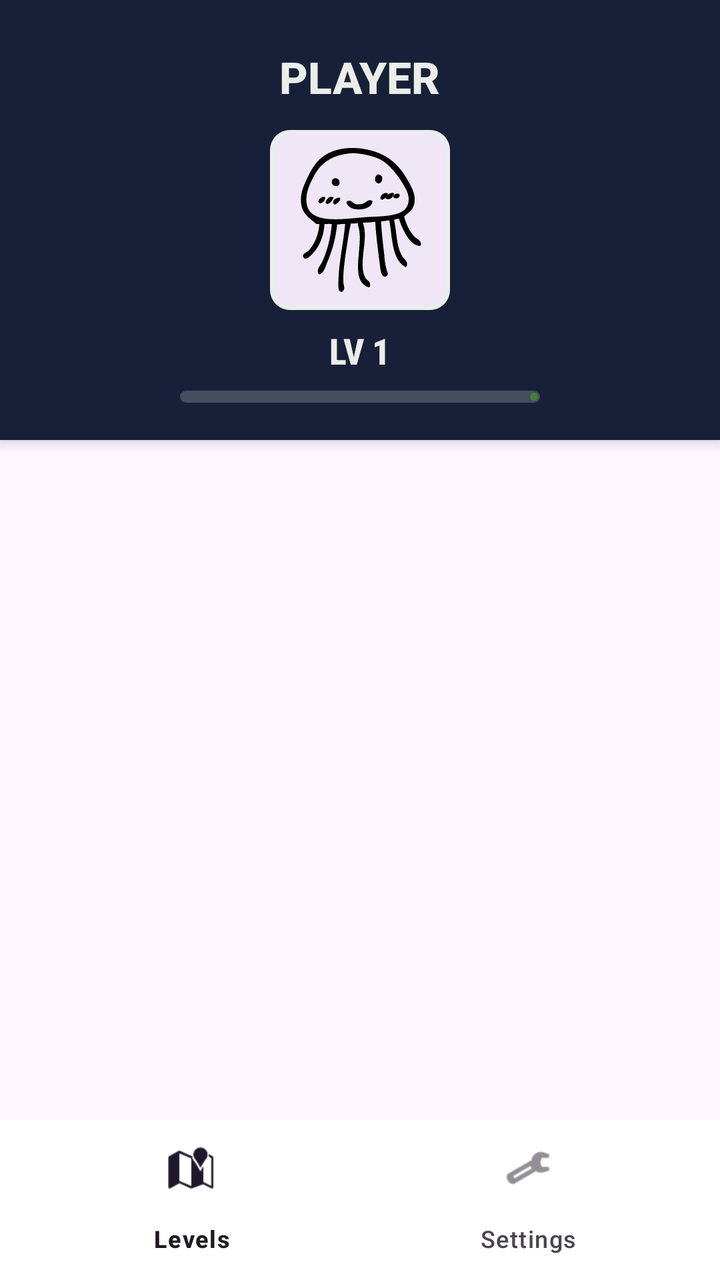
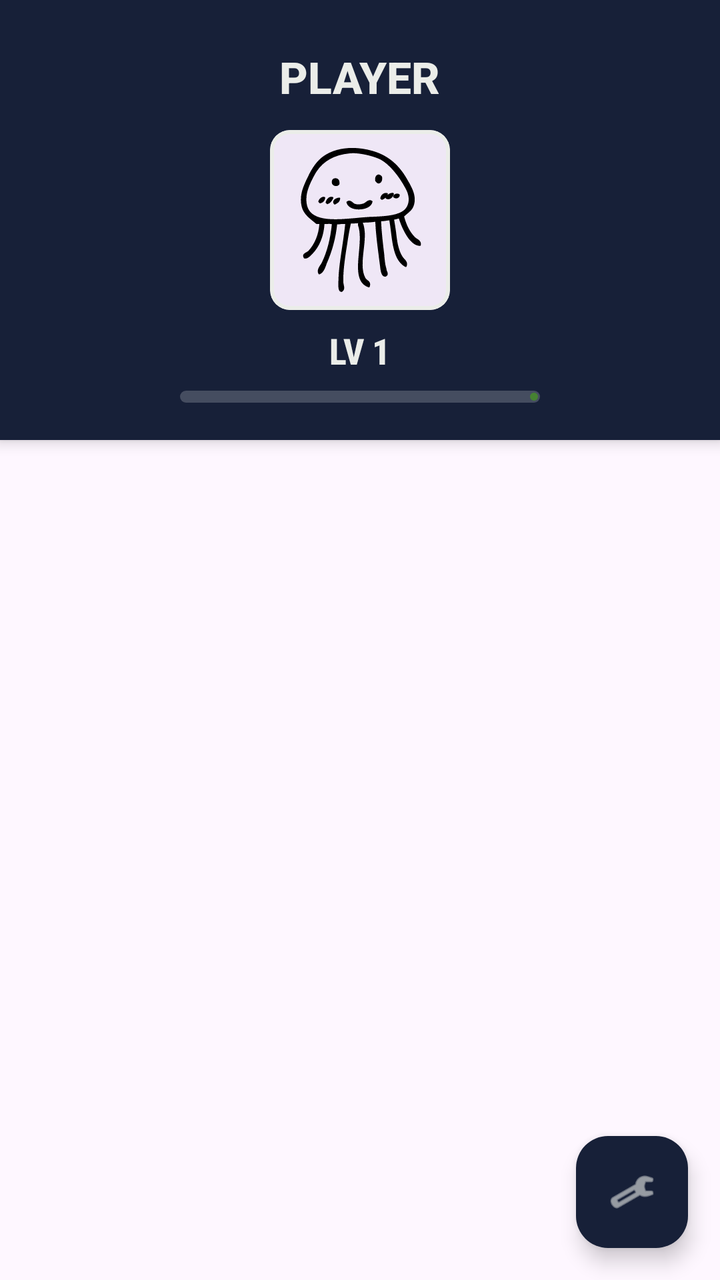

Compare the two renders of this Android layout. The source of the first and the diff that turns it into the second are given below.
<!-- AndroidManifest.xml: application theme Theme.Academo -->
<!-- res/layout/activity_home.xml -->
<?xml version="1.0" encoding="utf-8"?>
<RelativeLayout
    xmlns:android="http://schemas.android.com/apk/res/android"
    xmlns:app="http://schemas.android.com/apk/res-auto"
    xmlns:tools="http://tools.android.com/tools"
    android:id="@+id/main"
    android:layout_width="match_parent"
    android:layout_height="match_parent"
    android:background="?android:attr/windowBackground"
    tools:context=".HomeActivity">

    <com.google.android.material.card.MaterialCardView
        android:id="@+id/profile_bar"
        android:layout_width="match_parent"
        android:layout_height="220dp"
        android:layout_alignParentTop="true"
        app:cardBackgroundColor="#172038"
        app:cardCornerRadius="0dp"
        app:cardElevation="4dp"
        app:strokeWidth="0dp">

        <RelativeLayout
            android:layout_width="match_parent"
            android:layout_height="match_parent"
            android:padding="16dp">

            <TextView
                android:id="@+id/user_name_text"
                android:layout_width="wrap_content"
                android:layout_height="wrap_content"
                android:layout_above="@id/profile_image_container"
                android:layout_centerHorizontal="true"
                android:layout_marginBottom="12dp"
                android:fontFamily="sans-serif-medium"
                android:text="PLAYER"
                android:textColor="#EBEDE9"
                android:textSize="22sp"
                android:textStyle="bold"
                tools:ignore="HardcodedText" />

            <com.google.android.material.card.MaterialCardView
                android:id="@+id/profile_image_container"
                android:layout_width="90dp"
                android:layout_height="90dp"
                android:layout_centerInParent="true"
                app:cardCornerRadius="10dp"
                app:cardElevation="0dp"
                app:strokeColor="#EBEDE9"
                app:strokeWidth="2dp">

                <ImageView
                    android:id="@+id/profile_picture"
                    android:layout_width="match_parent"
                    android:layout_height="match_parent"
                    android:scaleType="centerCrop"
                    android:src="@drawable/profile_picture"
                    android:clickable="true"
                    android:focusable="true" />
            </com.google.android.material.card.MaterialCardView>

            <TextView
                android:id="@+id/level_text"
                android:layout_width="wrap_content"
                android:layout_height="wrap_content"
                android:layout_below="@id/profile_image_container"
                android:layout_centerHorizontal="true"
                android:layout_marginTop="8dp"
                android:fontFamily="sans-serif-condensed-medium"
                android:text="LV 1"
                android:textColor="#EBEDE9"
                android:textSize="18sp"
                android:textStyle="bold"
                tools:ignore="HardcodedText" />

            <com.google.android.material.progressindicator.LinearProgressIndicator
                android:id="@+id/level_progress"
                android:layout_width="180dp"
                android:layout_height="wrap_content"
                android:layout_below="@id/level_text"
                android:layout_centerHorizontal="true"
                android:layout_marginTop="8dp"
                android:max="200"
                android:progress="45"
                app:trackColor="#33FFFFFF"
                app:indicatorColor="#468232"
                app:trackCornerRadius="4dp"
                app:trackThickness="6dp" />

        </RelativeLayout>
    </com.google.android.material.card.MaterialCardView>


    <androidx.recyclerview.widget.RecyclerView
        android:id="@+id/level_select_list"
        android:layout_width="match_parent"
        android:layout_height="match_parent"
        android:layout_below="@id/profile_bar"
        android:layout_above="@id/bottom_navigation"
        android:clipToPadding="false"
        android:paddingTop="16dp"
        android:paddingBottom="16dp"/>

    <com.google.android.material.bottomnavigation.BottomNavigationView
        android:id="@+id/bottom_navigation"
        android:layout_width="match_parent"
        android:layout_height="wrap_content"
        android:layout_alignParentBottom="true"
        android:background="#FFFFFF"
        app:menu="@menu/bottom_nav_menu" />

</RelativeLayout>
<!-- resources referenced by this layout -->
<resources>
  <!-- drawable profile_picture: vector/xml drawable (drawable, 6495 chars, omitted) -->
  <style name="Theme.Academo" parent="Base.Theme.Academo" />
  <style name="Base.Theme.Academo" parent="Theme.Material3.DayNight.NoActionBar">
          
          
      </style>
</resources>

<!-- the commit's change to res/layout/activity_home.xml (unified diff, before → after) -->
@@ -89,23 +89,26 @@
         </RelativeLayout>
     </com.google.android.material.card.MaterialCardView>
 
-
     <androidx.recyclerview.widget.RecyclerView
         android:id="@+id/level_select_list"
         android:layout_width="match_parent"
         android:layout_height="match_parent"
         android:layout_below="@id/profile_bar"
-        android:layout_above="@id/bottom_navigation"
+        android:layout_alignParentBottom="true"
         android:clipToPadding="false"
         android:paddingTop="16dp"
-        android:paddingBottom="16dp"/>
+        android:paddingBottom="16dp" />
 
-    <com.google.android.material.bottomnavigation.BottomNavigationView
-        android:id="@+id/bottom_navigation"
-        android:layout_width="match_parent"
+    <com.google.android.material.floatingactionbutton.FloatingActionButton
+        android:id="@+id/fab_filter"
+        android:layout_width="wrap_content"
         android:layout_height="wrap_content"
         android:layout_alignParentBottom="true"
-        android:background="#FFFFFF"
-        app:menu="@menu/bottom_nav_menu" />
+        android:layout_alignParentEnd="true"
+        android:layout_margin="16dp"
+        android:contentDescription="Filter list"
+        app:srcCompat="@android:drawable/ic_menu_manage"
+        app:backgroundTint="#172038"
+        app:tint="#EBEDE9" />
 
 </RelativeLayout>
